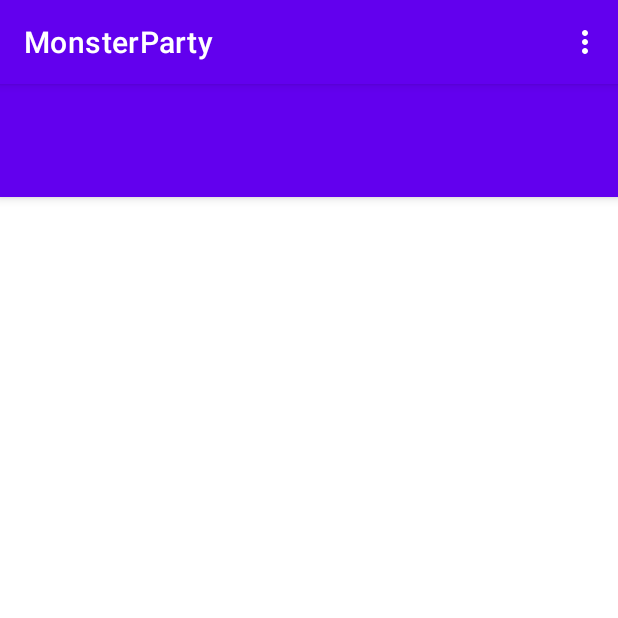
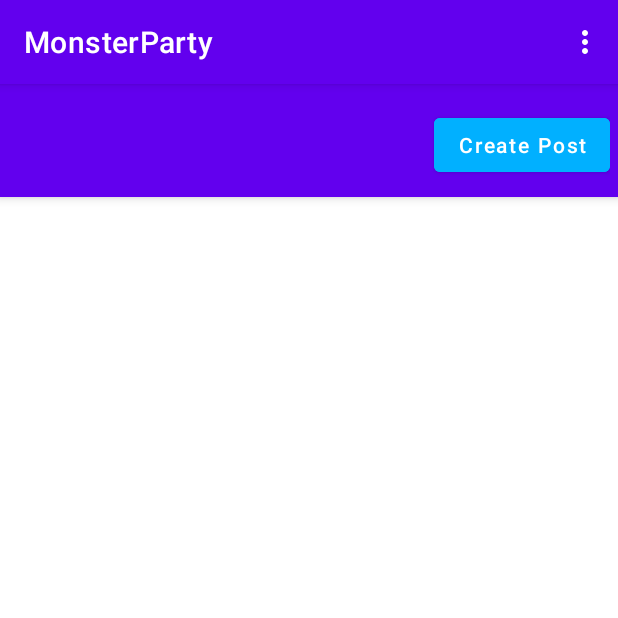
Before and after one commit to SBrown117/MonsterParty, an Android app: the MainActivity screen opened directly, with no data from a screen before it, on a phone screen of 412 x 824 dp, the top half of it. Run offline under Robolectric (Android 15) with nearby library versions, the phone set to English and light mode, and no system bars; our stand-ins replace Firebase (no records; nobody signed in at launch, a user with empty details on screens opened directly), Picasso, Room's generated code, data binding; pictures from the network do not load.

Commit message:
Create Post button now visible and default profile pic

```diff
--- a/app/src/main/java/com/example/monsterparty/model/post/PostDao.kt
+++ b/app/src/main/java/com/example/monsterparty/model/post/PostDao.kt
@@ -16,7 +16,7 @@ interface PostDao {
     @Delete
     suspend fun deletePost(post: Post)
 
-    @Query("SELECT * FROM post_table")
+    @Query("SELECT * FROM post_table ORDER BY post_id DESC")
     fun getAllPosts(): LiveData<List<Post>>
 
     @Query("DELETE FROM post_table")
--- a/app/src/main/java/com/example/monsterparty/view/CreateAccountActivity.kt
+++ b/app/src/main/java/com/example/monsterparty/view/CreateAccountActivity.kt
@@ -121,8 +121,6 @@ class CreateAccountActivity: AppCompatActivity() {
                 Toast.makeText(this, "This email is already taken", Toast.LENGTH_LONG).show()
             }
             else {
-                if (ca_iv_image.drawable == null)
-                    createUserViewModel.defaultPic()
                 createUserViewModel.saveUser()
                 val intent = Intent()
                 intent.setClass(this, LoginActivity::class.java)
@@ -147,6 +145,7 @@ class CreateAccountActivity: AppCompatActivity() {
         intent.type = "image/*"
         startActivityForResult(intent, IMAGE_PICK_CODE)
     }
+    //icon-user-default-420x420.png
     override fun onActivityResult(requestCode: Int, resultCode: Int, data: Intent?) {
         super.onActivityResult(requestCode, resultCode, data)
         photoUri = data?.data
--- a/app/src/main/res/layout/activity_main.xml
+++ b/app/src/main/res/layout/activity_main.xml
@@ -12,8 +12,6 @@
      android:id="@+id/main_app_bar"
      android:layout_width="match_parent"
      android:layout_height="75dp"
-     android:keepScreenOn="false"
-     android:visibility="visible"
      app:layout_constraintStart_toStartOf="parent"
      app:layout_constraintTop_toTopOf="parent" />
 
@@ -26,20 +24,7 @@
      app:layout_constraintStart_toStartOf="parent"
      app:layout_constraintTop_toTopOf="parent"
      tools:srcCompat="@tools:sample/avatars" />
-    <Button
-        android:id="@+id/main_btn_post"
-        android:layout_width="wrap_content"
-        android:layout_height="wrap_content"
-        android:backgroundTint="#01B0FF"
-        android:layout_margin="5dp"
-        android:elevation="5dp"
-        android:textColor="@color/white"
-        android:textAllCaps="false"
-        android:text="@string/create_post"
-        app:layout_constraintLeft_toRightOf="@id/main_tv_user_name"
-        app:layout_constraintEnd_toEndOf="@id/main_app_bar"
-        app:layout_constraintTop_toTopOf="@id/main_app_bar"
-        app:layout_constraintBottom_toBottomOf="@id/main_app_bar"/>
+
     <TextView
         android:id="@+id/main_tv_user_name"
         android:layout_width="wrap_content"
@@ -51,7 +36,28 @@
         app:layout_constraintBottom_toBottomOf="@id/main_iv_user_picture"
         app:layout_constraintLeft_toRightOf="@id/main_iv_user_picture"
         tools:text="Username1"/>
-
+    <androidx.constraintlayout.widget.ConstraintLayout
+        android:layout_width="wrap_content"
+        android:layout_height="wrap_content"
+        android:elevation="5dp"
+        android:layout_margin="5dp"
+        app:layout_constraintLeft_toRightOf="@id/main_tv_user_name"
+        app:layout_constraintEnd_toEndOf="@id/main_app_bar"
+        app:layout_constraintTop_toTopOf="@id/main_app_bar"
+        app:layout_constraintBottom_toBottomOf="@id/main_app_bar">
+    <Button
+        android:id="@+id/main_btn_post"
+        android:layout_width="wrap_content"
+        android:layout_height="wrap_content"
+        android:backgroundTint="#01B0FF"
+        android:layout_margin="5dp"
+        android:elevation="5dp"
+        android:textColor="@color/white"
+        android:textAllCaps="false"
+        android:text="@string/create_post"
+        app:layout_constraintTop_toTopOf="parent"
+        app:layout_constraintLeft_toLeftOf="parent"/>
+    </androidx.constraintlayout.widget.ConstraintLayout>
     <LinearLayout
         android:id="@+id/main_fragment_container"
         android:layout_width="match_parent"
@@ -61,6 +67,5 @@
         app:layout_constraintBottom_toBottomOf="parent">
     </LinearLayout>
 
-
 </androidx.constraintlayout.widget.ConstraintLayout>
 </layout>
```
Also changed, not shown: app/src/main/java/com/example/monsterparty/viewmodel/UserViewModel.kt (+26 -21 lines).
